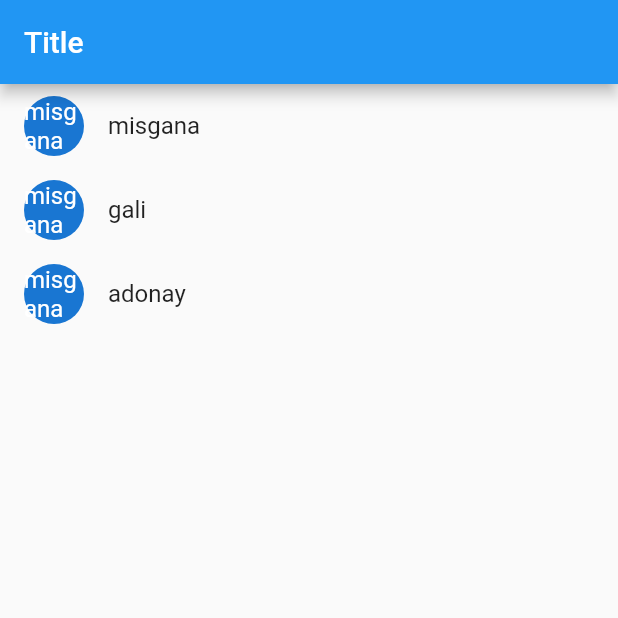
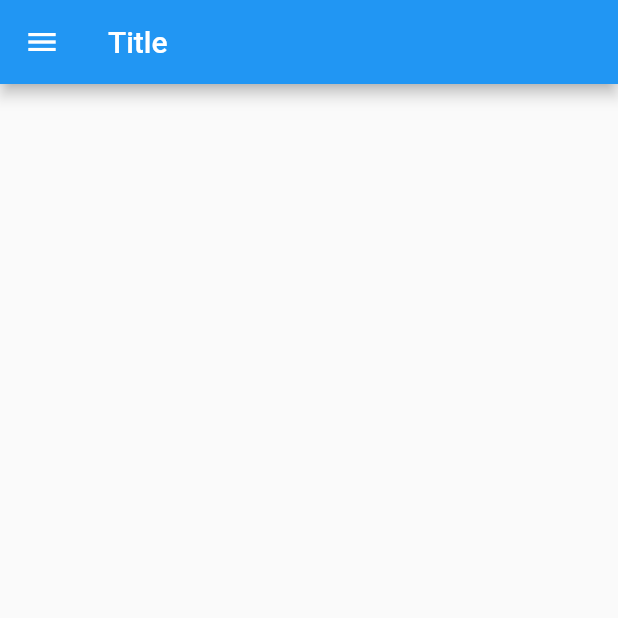
Before and after one commit to misganawiw/one, a Flutter app: the screen it shows after launch, on a phone screen of 412 x 824 dp, the top half of it. Run offline on Flutter 3.47's test engine with Material 2 defaults, Android fonts, the phone set to English and light mode, and no system bars.

Commit message:
drawer and list view

```diff
--- a/lib/main.dart
+++ b/lib/main.dart
@@ -1,6 +1,7 @@
 import 'package:flutter/material.dart';
 import 'package:one/try_widgets/iconss.dart';
 import 'package:one/try_widgets/layouts.dart';
+import 'package:one/try_widgets/navigationing/drawers.dart';
 import 'package:one/try_widgets/simple_text.dart';
 
 void main() {
@@ -18,7 +19,7 @@ class MyApp extends StatelessWidget {
       theme: ThemeData(
       primarySwatch: Colors.blue,
       ),
-      home: Listing(),
+      home: Drawerign(),
     );
   }
 }
--- a/lib/try_widgets/layouts.dart
+++ b/lib/try_widgets/layouts.dart
@@ -1,10 +1,14 @@
+
+
 import 'package:flutter/material.dart';
+
 
 class Listing extends StatelessWidget {
    Listing({super.key});
 
-  List<String> headings  = ['misgana','gali','adonay'];
-  List<int> pricing = [200,33,234];
+  List<String> misganawiw = ['the nw','boston','is','the'];
+  List<String> subj = ['weee','meee','then','beee'];
+
   @override
   Widget build(BuildContext context) {
     return Scaffold(
@@ -12,17 +16,22 @@ class Listing extends StatelessWidget {
         title: const Text('Title'),
       ),
       body: Container(
-       child: ListView.builder(
-          itemCount: headings.length,
-         itemBuilder: (context, index){
+        child: ListView.builder(
+        itemCount: misganawiw.length,
+        itemBuilder: ((context, index) {
           return ListTile(
-            leading: CircleAvatar(child: Text(headings.first)),
-            title: Text(headings[index]),
+
+              leading: CircleAvatar(child: Text(misganawiw[index][0])),
+              title: Text(misganawiw[index]),
+              subtitle: Container(
+                child: Text(subj[index],style: TextStyle(fontStyle:FontStyle.italic),)
+              ),
+
           );
-        },
+        }
         ),
         ),
-      );
-
+       ),
+    );
   }
 }
--- /dev/null
+++ b/lib/try_widgets/navigationing/drawers.dart
@@ -0,0 +1,26 @@
+import 'package:flutter/material.dart';
+
+
+class Drawerign extends StatelessWidget {
+  const Drawerign({super.key});
+
+  @override
+  Widget build(BuildContext context) {
+    return Scaffold(
+      appBar: AppBar(
+        title: const Text('Title'),
+      ),
+      body: Container(),
+      drawer: Drawer(
+        child: ListView(
+          children: const <Widget>[
+             Text('text1'),
+             Text('text1'),
+
+
+          ],
+       ),
+      ),
+    );;
+  }
+}
```
